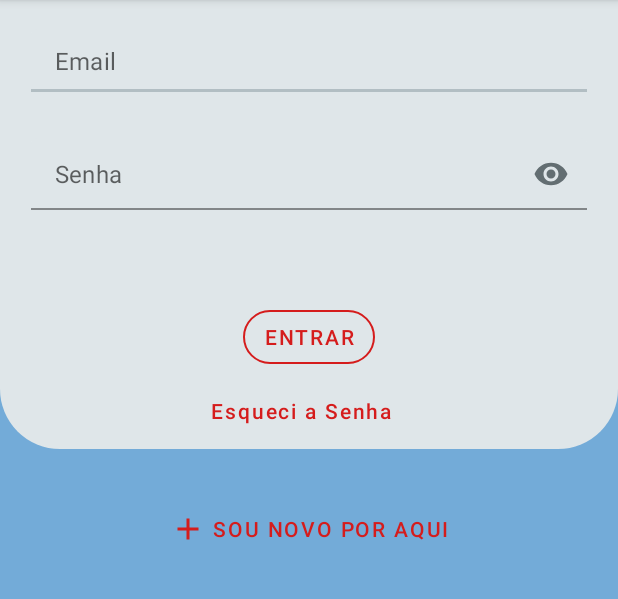
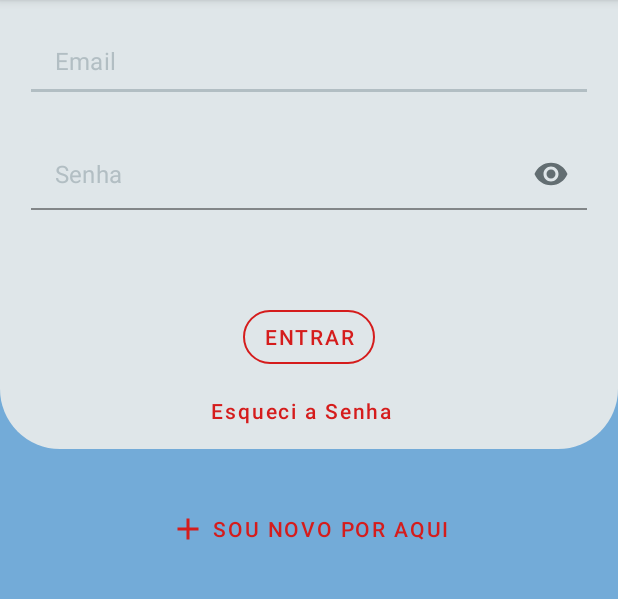
Before and after one commit to Queila-Souto/Projeto_Zera_Dengue, an Android app: the screen it shows after launch (LoginActivity), on a phone screen of 412 x 824 dp, the part 84-683 px from its top. Run offline under Robolectric (Android 15) with nearby library versions, the phone set to English and light mode, and no system bars; our stand-ins replace Firebase (no records; nobody signed in at launch, a user with empty details on screens opened directly).

Commit message:
correcao cores
corrercao cores edit text

```diff
--- a/app/src/main/res/layout/activity_login.xml
+++ b/app/src/main/res/layout/activity_login.xml
@@ -34,10 +34,9 @@
         <EditText
             android:id="@+id/username"
             style="@style/EditText"
-            android:backgroundTint="@color/luzes_da_cidade"
             android:hint="@string/prompt_email"
             android:inputType="textEmailAddress"
-            android:textColorHighlight="@color/american_river"
+            android:textColorHighlight="@color/black"
             android:textColorLink="@color/american_river"
 
 
--- a/app/src/main/res/values/styles.xml
+++ b/app/src/main/res/values/styles.xml
@@ -52,13 +52,15 @@
         <item name="android:layout_marginEnd">5dp</item>
         <item name="android:padding">10dp</item>
         <item name="android:textColorHighlight">@color/american_river</item>
-        <item name="android:textColorLink">@color/american_river</item>
         <item name="android:textCursorDrawable">@color/american_river</item>
         <item name="android:background">@null</item>
         <item name="boxBackgroundMode">filled</item>
         <item name = "hintEnabled">false</item>
         <item name = "helperTextEnabled">false</item>
         <item name = "backgroundTint">@color/luzes_da_cidade</item>
+        <item name = "android:textColor">@color/black</item>
+        <item name = "android:textColorHint">@color/brisa_calmante</item>
+        <item name = "boxStrokeColor">@color/brisa_calmante</item>
 
 
     </style>
--- a/app/src/main/res/values/themes.xml
+++ b/app/src/main/res/values/themes.xml
@@ -4,7 +4,7 @@
         <!-- Primary brand color. -->
         <item name="colorPrimary">@color/brisa_calmante</item>
         <item name="colorPrimaryVariant">@color/black</item>
-        <item name="colorOnPrimary">@color/white</item>
+        <item name="colorOnPrimary">@color/blue</item>
         <!-- Secondary brand color. -->
         <item name="colorSecondary">@color/teal_200</item>
         <item name="colorSecondaryVariant">@color/teal_700</item>
```
